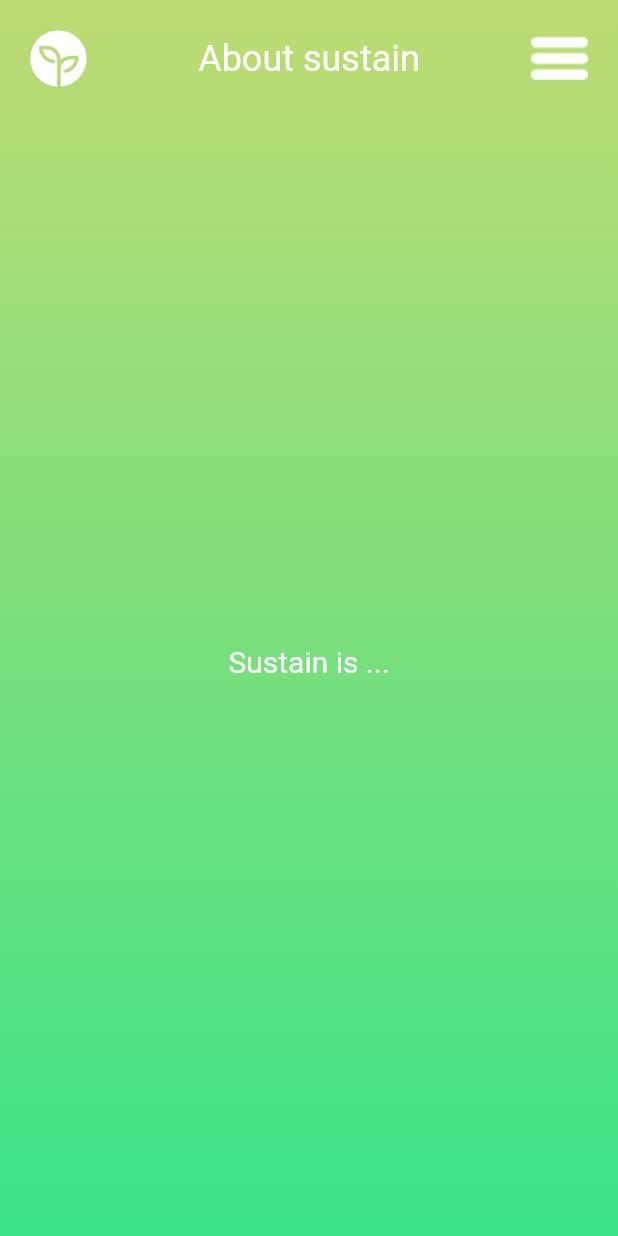
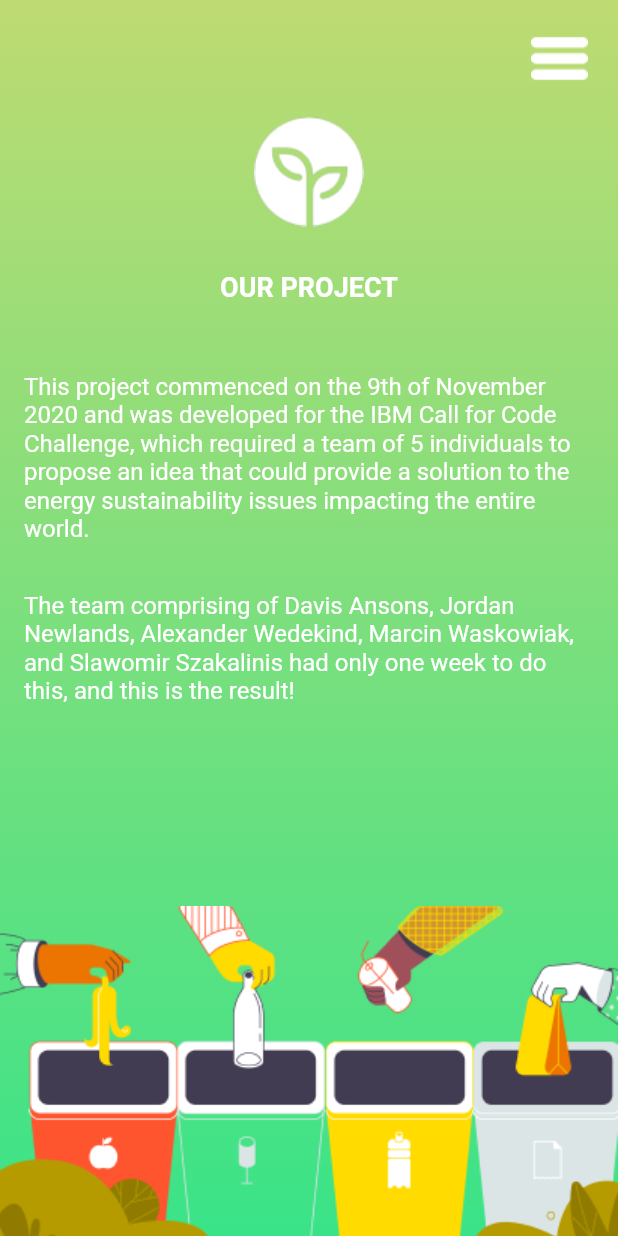
Before and after one commit to IllogicalTree/Sustain, a Flutter app: the About screen opened by its route, on a phone screen of 412 x 824 dp. Run offline on Flutter 3.47's test engine with Material 2 defaults, Android fonts, the phone set to English and light mode, and no system bars.

Commit message:
adds content to about page

```diff
--- a/lib/about.dart
+++ b/lib/about.dart
@@ -19,15 +19,6 @@ class About extends StatelessWidget {
               padding: EdgeInsets.only(left: 20, right: 20, top: 20),
               child: Row(
                 children: [
-                  Image.asset('assets/logo.png'),
-                  Spacer(),
-                  Text(
-                    'About sustain',
-                    style: TextStyle(
-                      color: Colors.white,
-                      fontSize: 24,
-                    ),
-                  ),
                   Spacer(),
                   InkWell(
                     child: Image.asset('assets/menu-icon.png'),
@@ -36,12 +27,44 @@ class About extends StatelessWidget {
                 ],
               ),
             ),
-            Spacer(),
+            SizedBox(height: 20),
+            Container(
+              child: Image.asset('assets/logo.png'),
+            ),
+            SizedBox(height: 30),
             Text(
-              'Sustain is ...',
-              style: TextStyle(color: Colors.white, fontSize: 20),
+              'OUR PROJECT',
+              style: TextStyle(
+                color: Colors.white,
+                fontSize: 18,
+                fontWeight: FontWeight.bold,
+              ),
+            ),
+            SizedBox(height: 30),
+            Padding(
+              padding: const EdgeInsets.all(16.0),
+              child: Text(
+                'This project commenced on the 9th of November 2020 and was developed for the IBM Call for Code Challenge, which required a team of 5 individuals to propose an idea that could provide a solution to the energy sustainability issues impacting the entire world.',
+                style: TextStyle(color: Colors.white, fontSize: 16),
+              ),
+            ),
+            Padding(
+              padding: const EdgeInsets.all(16.0),
+              child: Text(
+                'The team comprising of Davis Ansons, Jordan Newlands, Alexander Wedekind, Marcin Waskowiak, and Slawomir Szakalinis had only one week to do this, and this is the result!',
+                style: TextStyle(color: Colors.white, fontSize: 16),
+              ),
             ),
             Spacer(),
+            Container(
+              height: 220,
+              decoration: BoxDecoration(
+                image: DecorationImage(
+                  image: AssetImage('assets/recycle-bins.png'),
+                  fit: BoxFit.fitWidth,
+                ),
+              ),
+            ),
           ],
         ),
       ),
```
Also changed, not shown: assets/recycle-bins.png (added).
